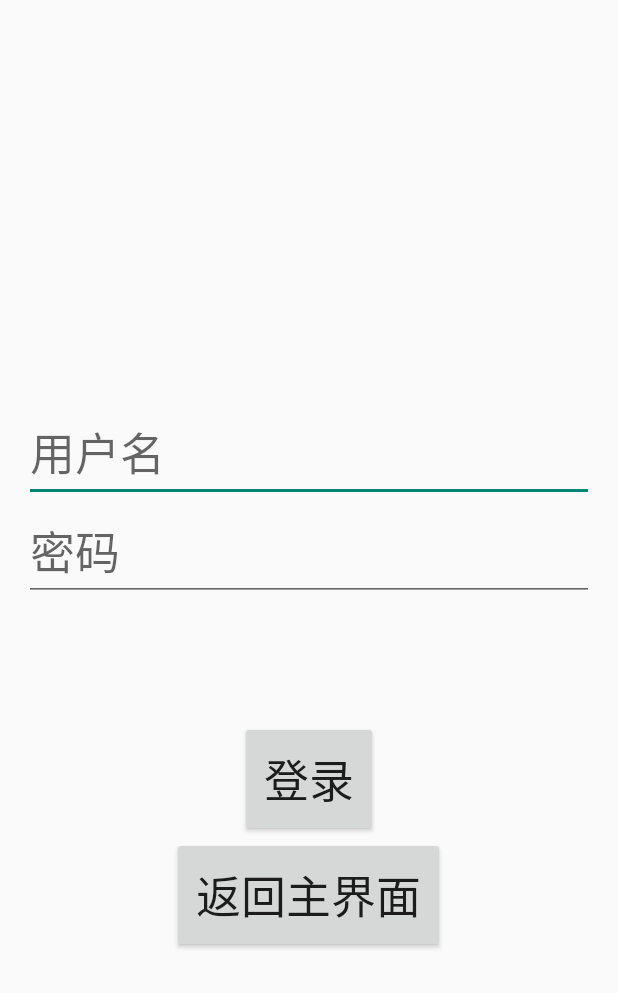
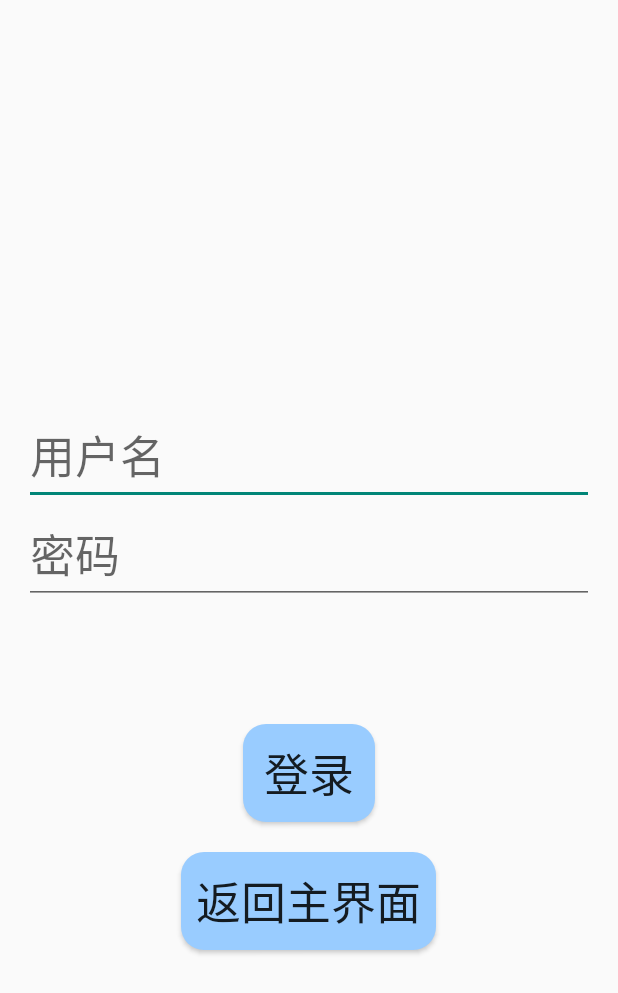
Before and after one commit to pku-piont-impact/piont-impact, an Android app built with Jetpack Compose: the LoginActivity screen opened directly, with no data from a screen before it, on a phone screen of 412 x 824 dp. Shown: the top 993 px of the screen. Run offline under Robolectric (Android 15) with nearby library versions, the phone set to English and light mode, and no system bars.

Commit message:
更改了按钮外观

```diff
--- a/app/src/main/java/com/example/compose/Navigation.kt
+++ b/app/src/main/java/com/example/compose/Navigation.kt
@@ -105,10 +105,12 @@ public class MainViewModel(private val locationData: LocationData): ViewModel()
 
     private fun fetchList() {
         viewModelScope.launch(Dispatchers.IO) {
+            // 创建一个Retrofit对象，用于与亚马逊的API进行通信
             val retrofit = Retrofit.Builder()
                 .baseUrl("https://ginzcyijvh.execute-api.ap-southeast-2.amazonaws.com")
                 .addConverterFactory(GsonConverterFactory.create())
                 .build()
+            // 创建一个LambdaService对象，用于调用亚马逊的API接口
             val service = retrofit.create(LambdaService::class.java)
             if (true) {
                 //use retrofit to get random number pairs from server
@@ -124,7 +126,7 @@ public class MainViewModel(private val locationData: LocationData): ViewModel()
                 }
             }
         }
-//        locationList.value = listOf(listOf(Random.nextDouble(39.985861, 39.997237), Random.nextDouble(116.306257, 116.315872)))
+        // locationList.postValue(listOf(listOf(Random.nextDouble(39.985861, 39.997237), Random.nextDouble(116.306257, 116.315872))));
     }
 
     init {
--- /dev/null
+++ b/app/src/main/res/drawable/button.xml
@@ -0,0 +1,15 @@
+<?xml version="1.0" encoding="utf-8"?>
+<selector xmlns:android="http://schemas.android.com/apk/res/android">
+    <item android:state_pressed="true">
+        <shape>
+            <solid android:color="#0099CC"/>
+            <corners android:radius="15dp"/>
+        </shape>
+    </item>
+    <item android:state_pressed="false">
+        <shape>
+            <solid android:color="#99CCFF"/>
+            <corners android:radius="15dp"/>
+        </shape>
+    </item>
+</selector>
--- a/app/src/main/res/layout/activity_login.xml
+++ b/app/src/main/res/layout/activity_login.xml
@@ -31,15 +31,18 @@
         android:id="@+id/login"
         android:layout_width="wrap_content"
         android:layout_height="wrap_content"
-        android:padding="16dp"
+        android:padding="10dp"
         android:layout_marginTop="80dp"
+        android:background="@drawable/button"
         android:text="登录"
         android:textSize="30sp" />
     <Button
         android:id="@+id/ReturnToMain"
         android:layout_width="wrap_content"
         android:layout_height="wrap_content"
-        android:padding="16dp"
+        android:padding="10dp"
+        android:layout_marginTop="20dp"
+        android:background="@drawable/button"
         android:text="返回主界面"
         android:textSize="30sp" />
 </LinearLayout>
--- a/app/src/main/res/layout/activity_main.xml
+++ b/app/src/main/res/layout/activity_main.xml
@@ -25,12 +25,15 @@
         android:layout_height="wrap_content"
         android:textSize="30sp"
         android:layout_marginTop="80dp"
+        android:background="@drawable/button"
         android:text="登录" />
     <Button
         android:id="@+id/JumpToSignIn"
         android:layout_width="match_parent"
         android:layout_height="wrap_content"
         android:textSize="30sp"
+        android:layout_marginTop="20dp"
+        android:background="@drawable/button"
         android:onClick="reg"
         android:text="注册" />
 
```
Also changed, not shown: app/src/main/res/layout/activity_sign_in.xml (+5 -2 lines), 2 other files.
